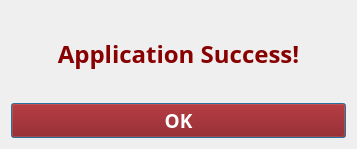
The window that ui/apply_success_dialog.ui (dattlab/polytech_loan) describes before a commit, drawn with Qt 5.
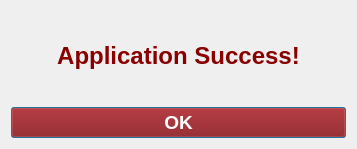
The same window after the commit.

Patch:
```diff
--- a/ui/apply_success_dialog.ui
+++ b/ui/apply_success_dialog.ui
@@ -20,7 +20,7 @@
       <widget class="QLabel" name="label">
        <property name="font">
         <font>
-         <family>Atkinson Hyperlegible</family>
+         <family>Helvetica</family>
          <pointsize>18</pointsize>
          <weight>75</weight>
          <bold>true</bold>
@@ -41,7 +41,7 @@
       <widget class="QPushButton" name="pushButton">
        <property name="font">
         <font>
-         <family>Atkinson Hyperlegible</family>
+         <family>Helvetica</family>
          <pointsize>14</pointsize>
          <weight>75</weight>
          <bold>true</bold>
```
